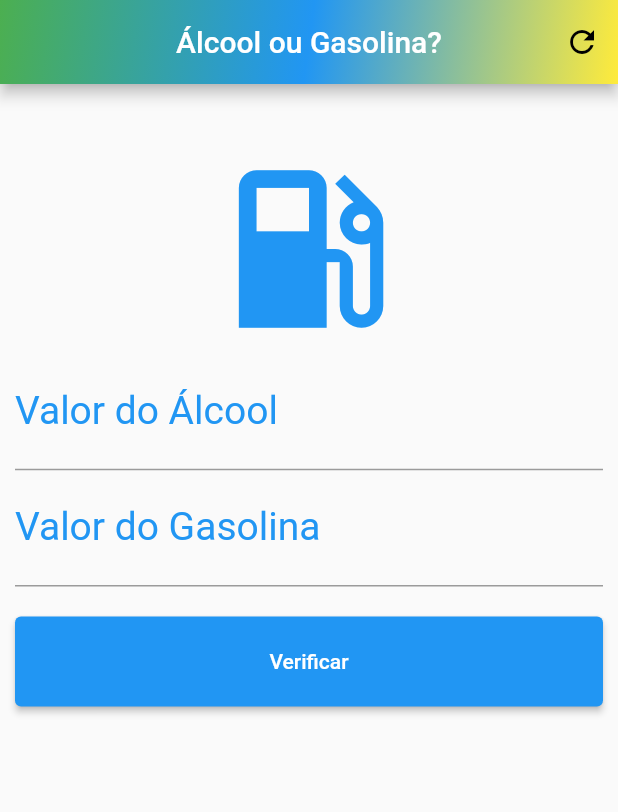
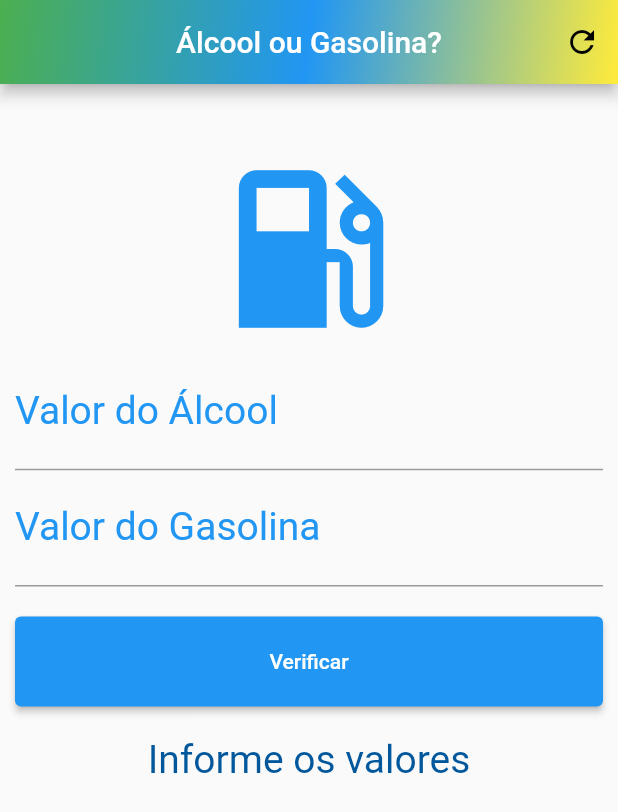
Before and after one commit to Leandrors91/2021-2_terca_manha, a Flutter app: the screen it shows after launch, after a tap on "Verificar", on a phone screen of 412 x 824 dp. Shown: the top 812 px of the screen. Run offline on Flutter 3.47's test engine with Material 2 defaults, Android fonts, the phone set to English and light mode, and no system bars.

Commit message:
Update main.dart

```diff
--- a/alcool_gasolina/lib/main.dart
+++ b/alcool_gasolina/lib/main.dart
@@ -15,6 +15,28 @@
 }
 
 class _HomeState extends State<Home> {
+
+  TextEditingController alcoolController = TextEditingController();
+  TextEditingController gasolinaController = TextEditingController();
+  String _resultado = "Informe os valores";
+
+  void _calculaCombustivelIdeal() {
+    double vAlcool = double.parse(alcoolController.text.replaceAll(',', '.'));
+    double vGasolina = double.parse(gasolinaController.text.replaceAll(',', '.'));
+    double proporcao = vAlcool / vGasolina;
+
+    // if(proporcao < 0.7) {
+    //   _resultado = "Abasteça com Álcool";
+    // } else {
+    //   _resultado = "Abasteça com Gasolina";
+    // }
+
+    setState(() {
+      _resultado = (proporcao < 0.7) ? "Abasteça com Álcool" : "Abasteça com Gasoina";
+    });
+
+  }
+
   @override
   Widget build(BuildContext context) {
     return Scaffold(
@@ -23,7 +45,8 @@
         title: const Text("Álcool ou Gasolina?"),
         actions: [
           IconButton(
-            onPressed: () {}, icon: const Icon(Icons.refresh),
+            onPressed: () {},
+            icon: const Icon(Icons.refresh),
             color: Colors.black,
           )
         ],
@@ -45,7 +68,9 @@
               color: Colors.blue,
             ),
             TextFormField(
-              keyboardType: TextInputType.number,
+              controller: alcoolController,
+              keyboardType: const TextInputType.numberWithOptions(
+                  decimal: true, signed: false),
               textAlign: TextAlign.center,
               style: const TextStyle(color: Colors.blue, fontSize: 26.0),
               decoration: const InputDecoration(
@@ -54,7 +79,11 @@
               ),
             ),
             TextFormField(
-              keyboardType: TextInputType.number,
+              controller: gasolinaController,
+              keyboardType: const TextInputType.numberWithOptions(
+                  decimal: true,
+                  signed: false
+              ),
               textAlign: TextAlign.center,
               style: const TextStyle(color: Colors.blue, fontSize: 26.0),
               decoration: const InputDecoration(
@@ -67,9 +96,18 @@
               child: SizedBox(
                 height: 60.0,
                 child: ElevatedButton( //PARAMOS AQUI
-                  onPressed: () { },
+                  onPressed: () {
+                    _calculaCombustivelIdeal();
+                  },
                   child: const Text("Verificar"),
                 )
+              ),
+            ),
+            Text(
+                _resultado,
+              textAlign: TextAlign.center,
+              style: TextStyle(
+                color: Colors.lightBlue[900], fontSize: 26
               ),
             )
           ],
```
